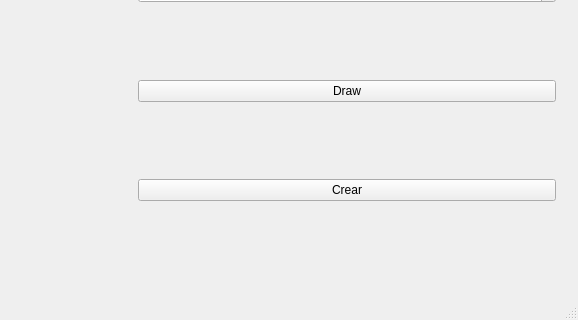
Old version of the form mainwindow.ui in the repository ocuadrosl/PolygonPainter; both pictures show x 330 to 908 and y 230 to 550 of the 908 by 550 pixel window.
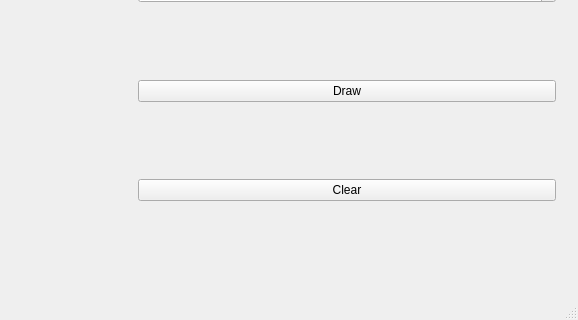
New version of the form. Custom widgets are drawn as their Qt base class.

Patch:
```diff
--- a/mainwindow.ui
+++ b/mainwindow.ui
@@ -51,7 +51,7 @@
        <item>
         <widget class="QPushButton" name="clearPushButton">
          <property name="text">
-          <string>Crear</string>
+          <string>Clear</string>
          </property>
         </widget>
        </item>
```
